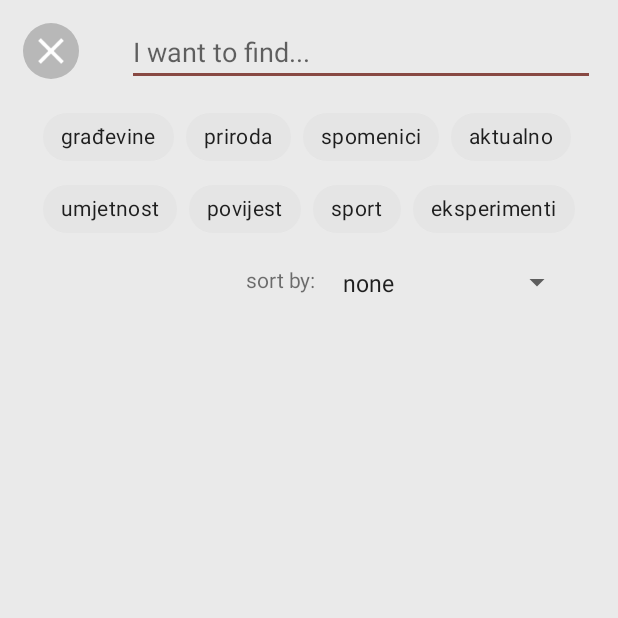
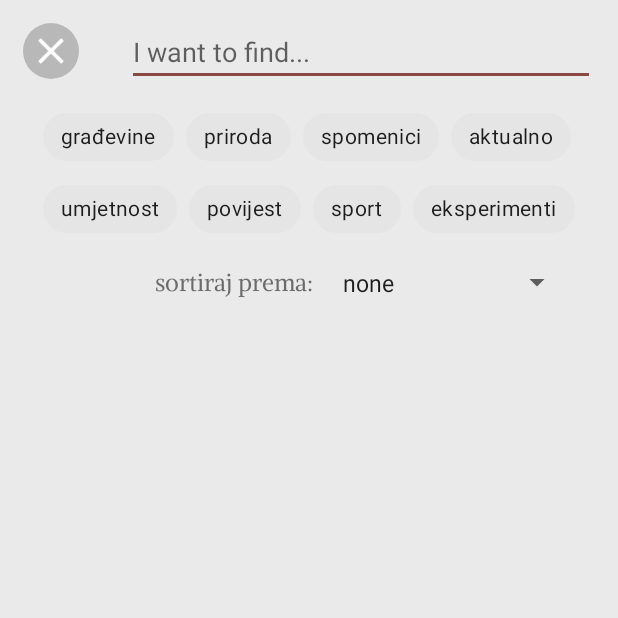
Before and after one commit to Klara-Iva/Interesti, an Android app: the MainView screen opened directly, with no data from a screen before it, on a phone screen of 412 x 824 dp, the top half of it. Run offline under Robolectric (Android 15) with nearby library versions, the phone set to English and light mode, and no system bars; our stand-ins replace Firebase (no records; nobody signed in at launch, a user with empty details on screens opened directly).

Commit message:
sort by rating is functional

```diff
--- a/app/build.gradle
+++ b/app/build.gradle
@@ -27,8 +27,8 @@ android {
 
         }
         debug{
-            minifyEnabled false
-            shrinkResources false
+            minifyEnabled true
+            shrinkResources true
         }
     }
     compileOptions {
@@ -56,4 +56,5 @@ dependencies {
     androidTestImplementation 'androidx.test.espresso:espresso-core:3.5.0'
     implementation 'com.github.bumptech.glide:glide:4.14.2'
     annotationProcessor 'com.github.bumptech.glide:compiler:4.14.2'
+    implementation 'androidx.recyclerview:recyclerview:1.2.1'
 }
--- a/app/src/main/java/com/example/myapplication/LocationRecyclerAdapter.kt
+++ b/app/src/main/java/com/example/myapplication/LocationRecyclerAdapter.kt
@@ -1,19 +1,17 @@
 package com.example.myapplication
 
-import android.app.ActivityOptions
 import android.content.Intent
 import android.view.LayoutInflater
-import android.view.View
 import android.view.ViewGroup
-import android.widget.ImageView
-import androidx.core.content.ContextCompat.startActivity
 import androidx.recyclerview.widget.RecyclerView
+
 
 class LocationRecyclerAdapter(val items: ArrayList<MyLocation> ): RecyclerView.Adapter<RecyclerView.ViewHolder>() {
 
 
     override fun onCreateViewHolder(parent: ViewGroup, viewType: Int):
             RecyclerView.ViewHolder {
+
         return LocationViewHolder(
             LayoutInflater.from(parent.context).inflate(
                 R.layout.component,
--- a/app/src/main/java/com/example/myapplication/MainView.kt
+++ b/app/src/main/java/com/example/myapplication/MainView.kt
@@ -11,6 +11,7 @@ import android.widget.*
 import android.widget.TextView.OnEditorActionListener
 import androidx.appcompat.app.AppCompatActivity
 import androidx.core.view.iterator
+import androidx.recyclerview.widget.DividerItemDecoration
 import androidx.recyclerview.widget.LinearLayoutManager
 import androidx.recyclerview.widget.RecyclerView
 import com.google.android.material.chip.Chip
@@ -37,6 +38,12 @@ class MainView : AppCompatActivity(){
         val recyclerView = findViewById<RecyclerView>(R.id.viewer)
         val temporalLocationList: ArrayList<MyLocation> = ArrayList()
 
+        recyclerView.addItemDecoration(
+            DividerItemDecoration(
+                recyclerView.context,
+                DividerItemDecoration.VERTICAL
+            )
+        )
 
 
         val chipGroup = findViewById<ChipGroup>(R.id.chipGroup)
@@ -165,27 +172,35 @@ class MainView : AppCompatActivity(){
 
     // <--TODO() velika slova imaju prednost nad malim slovima u sred imena
    fun performSortAndShowIt(){
+        val ocjena = findViewById<TextView>(R.id.prikazavgzanimljivost)
         val position=locationspinner
         var sortedList: ArrayList<MyLocation> = ArrayList()
-    if (position == 0) {
-        sortedList=locationList
+        when(position){
+            1 -> {
+                sortedList=
+                    ArrayList(locationList.sortedWith(compareBy { it.name }))
 
             }
-       if (position == 1) {
+            2 -> {
                 sortedList=
-               ArrayList(locationList.sortedWith(compareBy { it.name }))
+                    ArrayList(locationList.sortedWith(compareByDescending{
+                            it.avgZanimljivost
+                    }))
+
             }
+            3 -> {
+                sortedList=
+                    ArrayList(locationList.sortedWith(compareByDescending{
+                            it.avgPristupacnost
+                    }))
 
-    else if (position == 2) {
-         sortedList =
-            ArrayList(locationList.sortedWith(compareBy{(it.pristupacnost!! / it.pristupacnostBrojOcjena!!).toFloat() }))
-           }//TODO ne radi sort dobro s prosjecima
-    else if (position == 3) {
-         sortedList =
-            ArrayList(locationList.sortedByDescending { (it.zanimljivost!!/it.zanimljivostBrojOcjena!!).toFloat() })
             }
+            else -> {
+                sortedList = locationList
+            }
+        }
+        show(sortedList)
 
-    show(sortedList)
 
     }
 
@@ -197,6 +212,8 @@ fun show(list:ArrayList<MyLocation>){
         adapter = recyclerAdapter
     }
 }
+
+
     fun performSearch(locallocationList: ArrayList<MyLocation>){
         val spinner = findViewById<Spinner>(R.id.spinner)
         spinner.setSelection(0)
--- a/app/src/main/java/com/example/myapplication/MyLocation.kt
+++ b/app/src/main/java/com/example/myapplication/MyLocation.kt
@@ -12,7 +12,9 @@ data class MyLocation(
     var zanimljivost:Int?=null,
     var pristupacnost:Int?=null,
     var zanimljivostBrojOcjena: Int?=null,
-    var pristupacnostBrojOcjena: Int?=null
+    var pristupacnostBrojOcjena: Int?=null,
+    var avgZanimljivost:Double?=null,
+    var avgPristupacnost:Double?=null,
 
 ){
     constructor(): this("", null,null,"","","","")
--- a/app/src/main/res/layout/activity_info.xml
+++ b/app/src/main/res/layout/activity_info.xml
@@ -92,7 +92,7 @@
                 android:layout_marginLeft="30dp"
                 android:layout_marginTop="20dp"
                 android:layout_marginRight="30dp"
-                android:stepSize="1"
+                android:stepSize="0.5"
                 android:progressTint="?colorPrimary" />
 
             <RatingBar
@@ -104,7 +104,7 @@
                 android:layout_marginLeft="30dp"
                 android:layout_marginTop="20dp"
                 android:layout_marginRight="30dp"
-                android:stepSize="1"
+                android:stepSize="0.5"
                 android:progressTint="?colorPrimary" />
 
             <Button
--- a/app/src/main/res/layout/recycledviewver.xml
+++ b/app/src/main/res/layout/recycledviewver.xml
@@ -145,14 +145,13 @@
         android:id="@+id/textView"
         android:layout_width="wrap_content"
         android:layout_height="wrap_content"
-        android:layout_marginTop="19dp"
-        android:layout_marginEnd="10dp"
-        android:layout_marginBottom="7dp"
-        android:text="sort by:"
+        android:layout_marginEnd="8dp"
+        android:fontFamily="@font/alike"
+        android:text="sortiraj prema: "
+        android:textSize="16sp"
         app:layout_constraintBottom_toBottomOf="@id/spinner"
         app:layout_constraintEnd_toStartOf="@+id/spinner"
-        app:layout_constraintTop_toBottomOf="@+id/chipGroup"
-        app:layout_constraintVertical_bias="1.0" />
+        app:layout_constraintTop_toTopOf="@id/spinner" />
 
 
 </androidx.constraintlayout.widget.ConstraintLayout>
--- a/app/src/main/res/values/strings.xml
+++ b/app/src/main/res/values/strings.xml
@@ -8,8 +8,8 @@
     <string-array name="Kategorije">
         <item>none</item>
         <item>name</item>
-        <item>pristupacnost</item>
         <item>zanimljivost</item>
+        <item>pristupačnost</item>
 
     </string-array>
 </resources>
```
Also changed, not shown: app/src/main/java/com/example/myapplication/InfoActivity.kt (+46 -22 lines), app/src/main/java/com/example/myapplication/LocationViewHolder.kt (+13 -9 lines), app/src/main/java/com/example/myapplication/MapsActivity.kt (+33 -13 lines), app/src/main/res/layout/component.xml (+31 -10 lines). Lines whose indentation alone changed are shown as unchanged.
